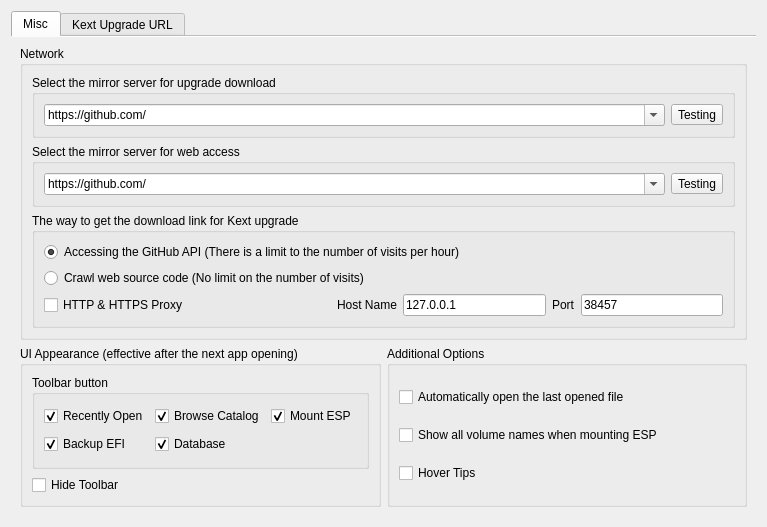
The window that src/dlgpreference.ui (ic005k/OCAuxiliaryTools) describes before a commit, drawn with Qt 5.
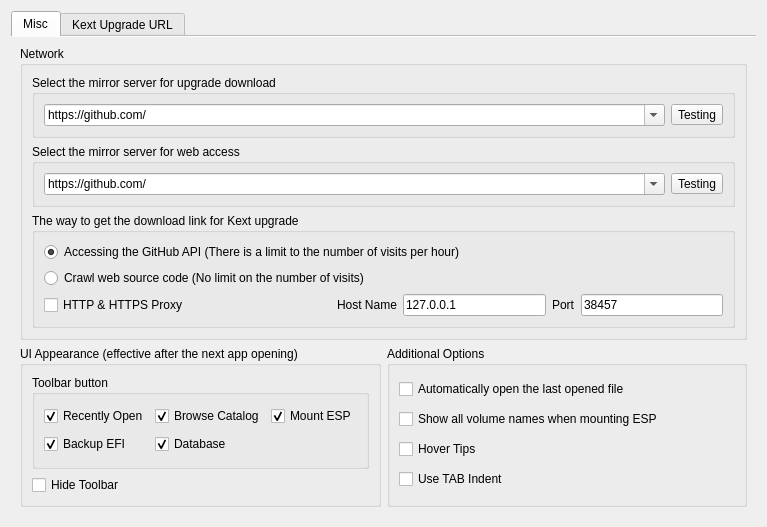
The same window after the commit.

What changed in the file:
```diff
--- a/src/dlgpreference.ui
+++ b/src/dlgpreference.ui
@@ -312,6 +312,13 @@
             </property>
            </widget>
           </item>
+          <item row="3" column="0">
+           <widget class="QCheckBox" name="chkTabIndent">
+            <property name="text">
+             <string>Use TAB Indent</string>
+            </property>
+           </widget>
+          </item>
          </layout>
         </widget>
        </item>
```
Left out of the diff: 14 changed lines with no effect on the pictures.
